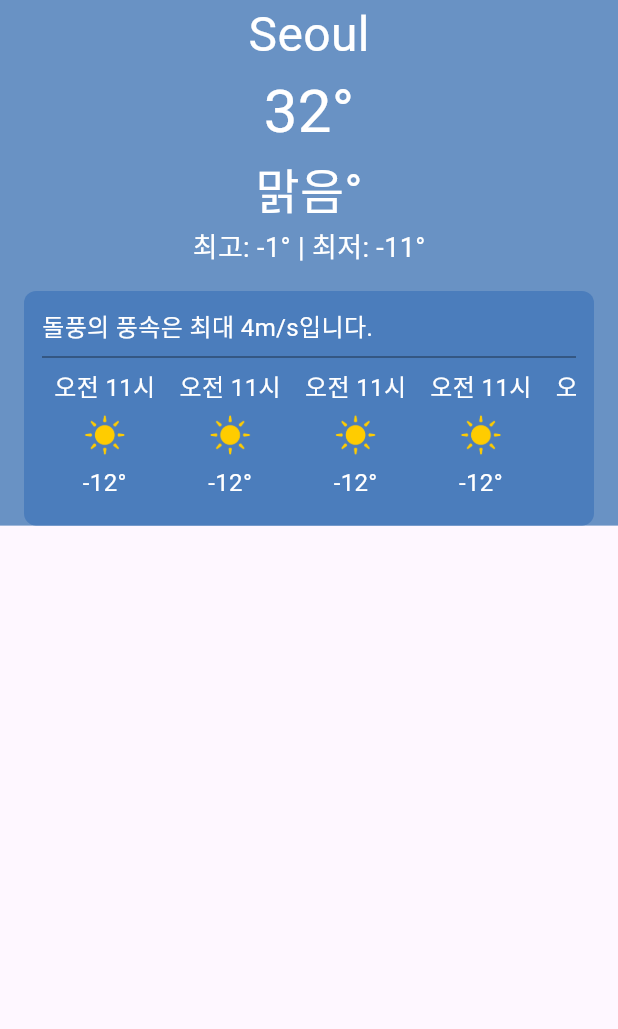
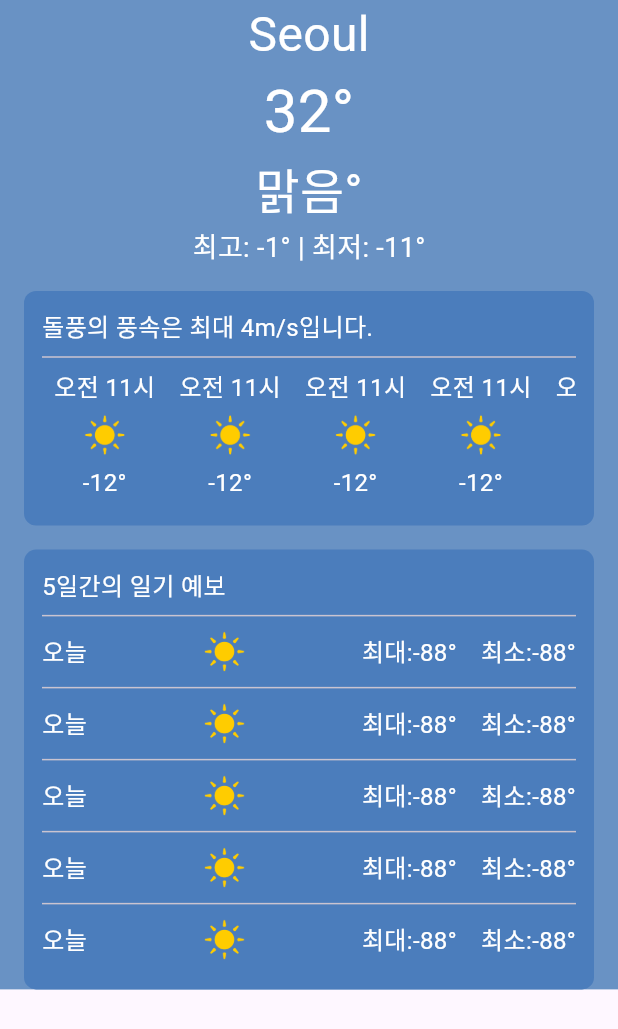
Before and after one commit to constdreamcoder/weather_app_flutter, a Flutter app: the screen it shows after launch, on a phone screen of 412 x 824 dp. Shown: the top 1029 px of the screen. Run offline on Flutter 3.47's test engine with Material 3 defaults, Android fonts, the light colour scheme and no system bars.

Commit message:
[Feat] 주간 날씨 예보 컴포넌트 구현

```diff
--- a/lib/daily_weather_forecast.dart
+++ b/lib/daily_weather_forecast.dart
@@ -4,14 +4,13 @@ import 'package:weather_app_flutter/weather_forecast_frame.dart';
 import 'core/theme/constant/app_colors.dart';
 
 class DailyWeatherForecast extends StatelessWidget {
-  final String title;
 
-  const DailyWeatherForecast({super.key, required this.title});
+  const DailyWeatherForecast({super.key});
 
   @override
   Widget build(BuildContext context) {
     return WeatherForecastFrame(
-      title: title,
+      title: '돌풍의 풍속은 최대 4m/s입니다.',
       aspectRatio: 328 / 122,
       content: Expanded(
         child: ListView.builder(
--- a/lib/main.dart
+++ b/lib/main.dart
@@ -2,6 +2,7 @@
 import 'package:flutter/rendering.dart';
 import 'package:weather_app_flutter/core/theme/constant/app_colors.dart';
 import 'package:weather_app_flutter/current_weather_forecast.dart';
+import 'package:weather_app_flutter/weekly_weather_forecast.dart';
 
 import 'daily_weather_forecast.dart';
 
@@ -18,10 +19,10 @@
                 child: Column(
                   children: [
                     CurrentWeatherForecast(),
-                    SizedBox(height: 16,),
-                    DailyWeatherForecast(
-                      title: '돌풍의 풍속은 최대 4m/s입니다.',
-                    ),
+                    SizedBox(height: 16),
+                    DailyWeatherForecast(),
+                    SizedBox(height: 16),
+                    WeeklyWeatherForecast(),
                   ],
                 ),
               ),
--- a/lib/weather_forecast_frame.dart
+++ b/lib/weather_forecast_frame.dart
@@ -39,11 +39,7 @@ class WeatherForecastFrame extends StatelessWidget {
                 textAlign: TextAlign.start,
               ),
             ),
-            if (isDivided)
-              Divider(
-                thickness: 1,
-                color: Colors.black.withOpacity(0.4),
-              ),
+            if (isDivided) Divider(),
             content,
           ],
         ),
--- /dev/null
+++ b/lib/weekly_weather_forecast.dart
@@ -0,0 +1,58 @@
+import 'package:flutter/material.dart';
+import 'package:weather_app_flutter/core/theme/constant/app_colors.dart';
+import 'package:weather_app_flutter/weather_forecast_frame.dart';
+
+class WeeklyWeatherForecast extends StatelessWidget {
+  const WeeklyWeatherForecast({super.key});
+
+  @override
+  Widget build(BuildContext context) {
+    return WeatherForecastFrame(
+      title: '5일간의 일기 예보',
+      aspectRatio: 328 / 248,
+      content: Expanded(
+        child: ListView.separated(
+          physics: NeverScrollableScrollPhysics(),
+          separatorBuilder: (context, index) => const Divider(),
+          itemCount: 5,
+          itemBuilder: (context, index) => Row(
+            mainAxisAlignment: MainAxisAlignment.spaceBetween,
+            children: [
+              Text(
+                '오늘',
+                style: TextStyle(
+                  fontSize: 16,
+                  color: AppColors.textColor,
+                ),
+              ),
+              Image.asset(
+                'assets/images/01d@2x.png',
+                width: 32,
+                height: 32,
+              ),
+              Row(
+                children: [
+                  Text(
+                    '최대:-88°',
+                    style: TextStyle(
+                      fontSize: 16,
+                      color: AppColors.textColor,
+                    ),
+                  ),
+                  SizedBox(width: 16),
+                  Text(
+                    '최소:-88°',
+                    style: TextStyle(
+                      fontSize: 16,
+                      color: AppColors.textColor,
+                    ),
+                  ),
+                ],
+              ),
+            ],
+          ),
+        ),
+      ),
+    );
+  }
+}
```
